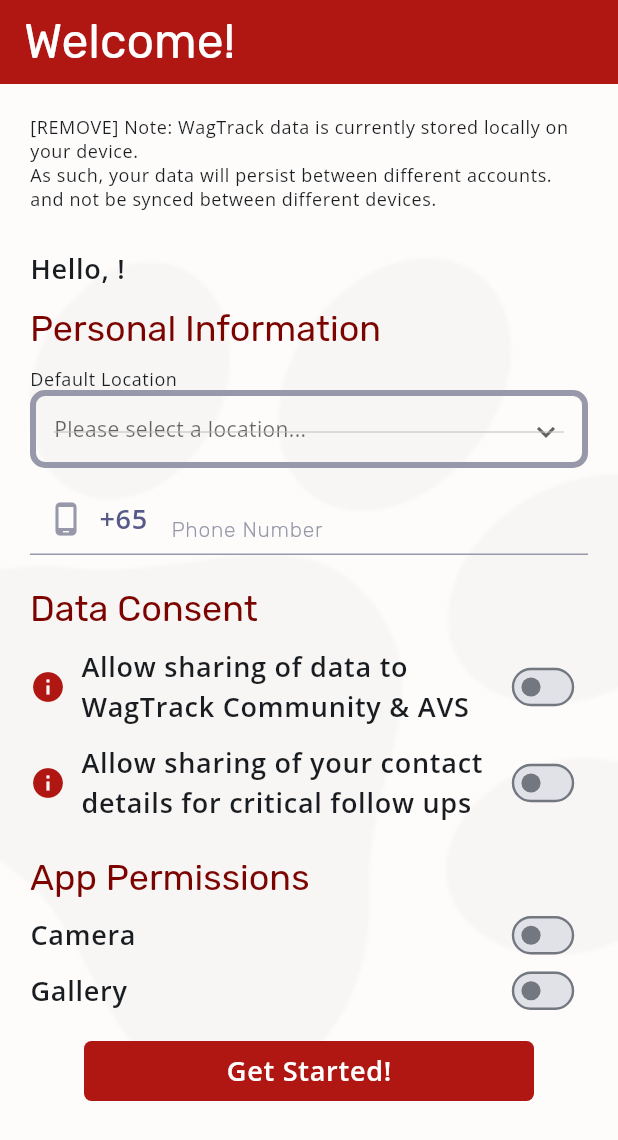
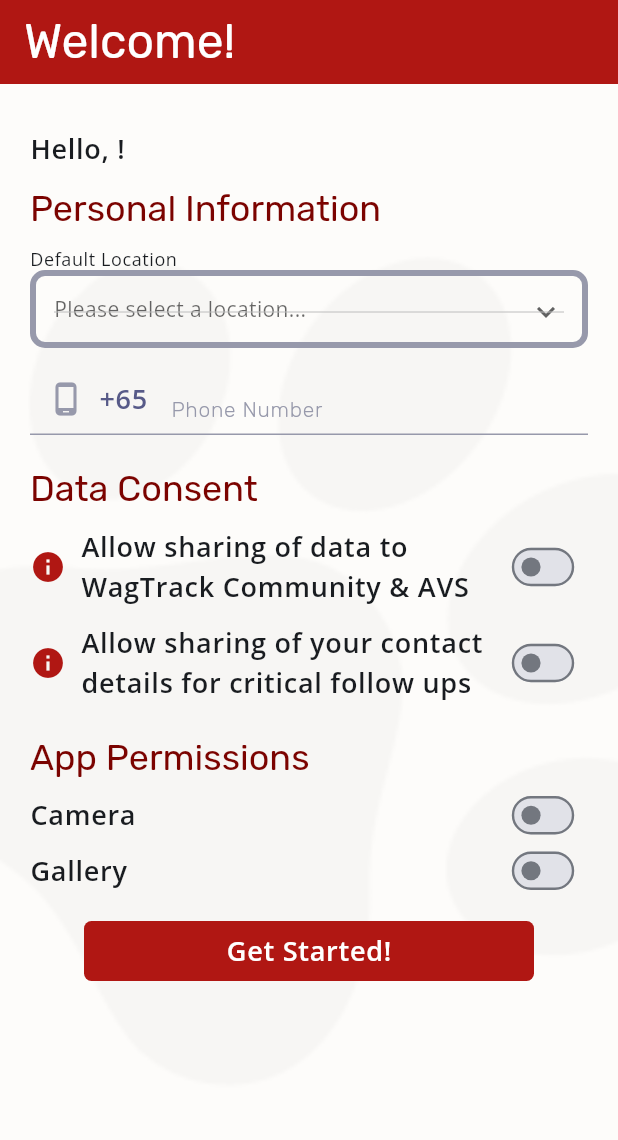
Before and after one commit to LunarEclipz/WagTrack, a Flutter app: the screen it shows once a user with an empty profile is signed in, on a phone screen of 412 x 824 dp. Shown: the top 1140 px of the screen. Run offline on Flutter 3.47's test engine with Material 3 defaults, Android fonts, the phone set to English and light mode, and no system bars; our stand-ins replace cloud_firestore, firebase_auth, firebase_core, firebase_storage, flutter_datetime_picker_plus, google_fonts and 4 more; missing offline and left inert: flutter_facebook_auth; accounts and stored records are empty.

Commit message:
fix: remove onboarding warning regarding saving to local storage

```diff
--- a/lib/screens/settings/onboarding.dart
+++ b/lib/screens/settings/onboarding.dart
@@ -71,11 +71,6 @@ class _OnboardingScreenState extends State<OnboardingScreen> {
       body: DefaultTextStyle.merge(
         style: textStyles.bodyLarge,
         child: AppScrollablePage(children: [
-          Text(
-              '''[REMOVE] Note: WagTrack data is currently stored locally on your device.
-As such, your data will persist between different accounts. and not be synced between different devices.
-          ''',
-              style: textStyles.bodySmall),
           const SizedBoxh10(),
           Text('Hello, ${user.name ?? ''}!'),
           const SizedBoxh10(),
```
